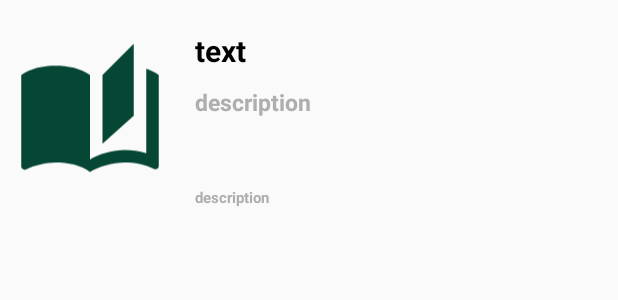
After one commit to nezhitsya/BookDiary_AOS, an Android app: the layout diary_item.xml on its own in the app's theme, with its tools: preview values and no code run, on a phone screen of 412 x 824 dp. The commit adds this screen. Shown: the top 300 px of the screen. Run offline under Robolectric (Android 15) with nearby library versions, the phone set to English and light mode, and no system bars.

Commit message:
set up my diary

```diff
--- a/app/src/main/java/com/nezhitsya/book/MainActivity.kt
+++ b/app/src/main/java/com/nezhitsya/book/MainActivity.kt
@@ -5,6 +5,7 @@ import android.os.Bundle
 import androidx.core.view.GravityCompat
 import androidx.lifecycle.ViewModelProvider
 import com.nezhitsya.book.fragment.HomeFragment
+import com.nezhitsya.book.fragment.MyDiaryFragment
 import com.nezhitsya.book.fragment.SearchFragment
 import com.nezhitsya.book.viewModel.MainViewModel
 import com.squareup.picasso.Picasso
@@ -40,6 +41,7 @@ class MainActivity : AppCompatActivity() {
 
         nav_diary.setOnClickListener {
             home_drawer_layout.closeDrawer((GravityCompat.START))
+            supportFragmentManager.beginTransaction().replace(R.id.fragment_container, MyDiaryFragment()).addToBackStack(null).commit()
         }
 
         getProfile()
--- a/app/src/main/java/com/nezhitsya/book/fragment/WriteFragment.kt
+++ b/app/src/main/java/com/nezhitsya/book/fragment/WriteFragment.kt
@@ -21,16 +21,11 @@ class WriteFragment : Fragment() {
     ): View? {
         var view: View = inflater.inflate(R.layout.fragment_write, container, false)
 
-        var save: ImageView = view.findViewById(R.id.save)
-        var photo: ImageView = view.findViewById(R.id.photo)
         var title: EditText = view.findViewById(R.id.title)
         var desc: EditText = view.findViewById(R.id.description)
 
         viewModel = ViewModelProvider(this).get(WriteViewModel::class.java)
 
-        save.setOnClickListener {  }
-        photo.setOnClickListener {  }
-
         return view
     }
 
--- /dev/null
+++ b/app/src/main/res/layout/diary_item.xml
@@ -0,0 +1,57 @@
+<?xml version="1.0" encoding="utf-8"?>
+<androidx.constraintlayout.widget.ConstraintLayout xmlns:android="http://schemas.android.com/apk/res/android"
+    android:layout_width="match_parent"
+    android:layout_height="wrap_content"
+    xmlns:app="http://schemas.android.com/apk/res-auto">
+
+    <ImageView
+        android:id="@+id/cover_image"
+        android:layout_width="100dp"
+        android:layout_height="130dp"
+        android:src="@drawable/ic_diary"
+        android:layout_margin="10dp"
+        app:layout_constraintLeft_toLeftOf="parent"
+        app:layout_constraintBottom_toBottomOf="parent"
+        app:layout_constraintTop_toTopOf="parent" />
+
+    <TextView
+        android:id="@+id/title"
+        android:layout_width="wrap_content"
+        android:layout_height="wrap_content"
+        android:text="text"
+        android:textStyle="bold"
+        android:textColor="@color/colorBlack"
+        android:textSize="20dp"
+        android:layout_marginTop="20dp"
+        android:layout_marginLeft="20dp"
+        app:layout_constraintTop_toTopOf="parent"
+        app:layout_constraintLeft_toRightOf="@+id/cover_image" />
+
+    <TextView
+        android:id="@+id/desc"
+        android:layout_width="wrap_content"
+        android:layout_height="wrap_content"
+        android:text="description"
+        android:lines="3"
+        android:textStyle="bold"
+        android:textColor="@color/colorGray"
+        android:textSize="15dp"
+        android:layout_marginTop="10dp"
+        android:layout_marginLeft="20dp"
+        app:layout_constraintTop_toBottomOf="@+id/title"
+        app:layout_constraintLeft_toRightOf="@+id/cover_image" />
+
+    <TextView
+        android:id="@+id/date"
+        android:layout_width="wrap_content"
+        android:layout_height="wrap_content"
+        android:text="description"
+        android:textStyle="bold"
+        android:textColor="@color/colorGray"
+        android:textSize="10dp"
+        android:layout_marginTop="10dp"
+        android:layout_marginLeft="20dp"
+        app:layout_constraintTop_toBottomOf="@+id/desc"
+        app:layout_constraintLeft_toRightOf="@+id/cover_image" />
+
+</androidx.constraintlayout.widget.ConstraintLayout>
--- a/app/src/main/res/layout/home_include_drawer.xml
+++ b/app/src/main/res/layout/home_include_drawer.xml
@@ -78,7 +78,7 @@
                     android:layout_marginEnd="20dp"
                     android:drawableLeft="@drawable/ic_diary"
                     android:gravity="center_vertical"
-                    android:text="    나의 책 일기"
+                    android:text="    나의 독후감"
                     android:textSize="18sp"
                     android:textColor="@color/colorBlack"/>
 
```
Also changed, not shown: app/src/main/java/com/nezhitsya/book/adapter/MyDiaryAdapter.kt (added, +39 -0 lines), app/src/main/java/com/nezhitsya/book/fragment/MyDiaryFragment.kt (added, +21 -0 lines), app/src/main/java/com/nezhitsya/book/model/Diary.kt (+5 -2 lines), app/src/main/res/layout/fragment_my_diary.xml (added, +14 -0 lines), app/src/main/res/layout/fragment_write.xml (+0 -29 lines).
